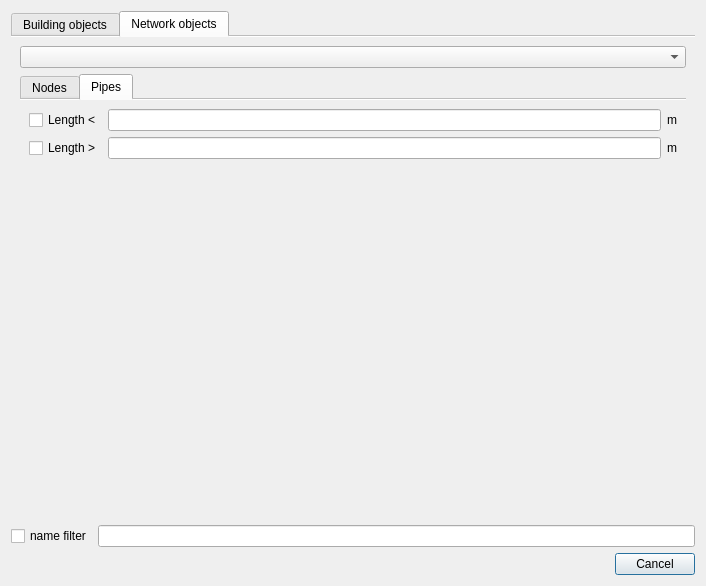
First picture: the form in SIM-VICUS/src/SVSmartSelectDialog.ui, repository Brockaaa/SIM-VICUS, before the edit.
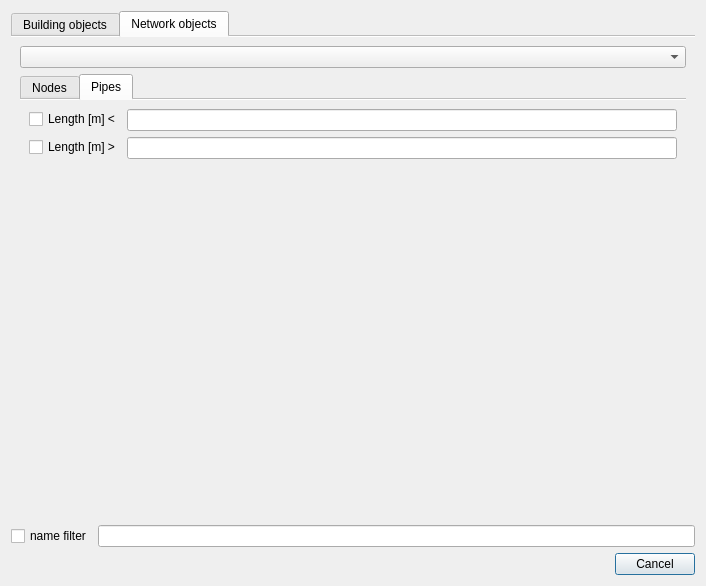
Second picture: the form after the edit. The open tabs and pages were chosen to show the change. Icons and pictures are not drawn. Custom widgets are drawn as their Qt base class.

The edit to the form file:
```diff
--- a/SIM-VICUS/src/SVSmartSelectDialog.ui
+++ b/SIM-VICUS/src/SVSmartSelectDialog.ui
@@ -210,54 +210,27 @@
           <attribute name="title">
            <string>Pipes</string>
           </attribute>
-          <layout class="QGridLayout" name="gridLayout_2">
+          <layout class="QFormLayout" name="formLayout">
            <item row="0" column="0">
             <widget class="QCheckBox" name="checkBoxLengthBelow">
              <property name="text">
-              <string>Length &lt;</string>
+              <string>Length [m] &lt;</string>
              </property>
             </widget>
            </item>
            <item row="0" column="1">
             <widget class="QtExt::ValidatingLineEdit" name="lineEditLengthBelow"/>
            </item>
-           <item row="0" column="2">
-            <widget class="QLabel" name="label_5">
-             <property name="text">
-              <string>m</string>
-             </property>
-            </widget>
-           </item>
            <item row="1" column="0">
             <widget class="QCheckBox" name="checkBoxLengthAbove">
              <property name="text">
-              <string>Length &gt;</string>
+              <string>Length [m] &gt;</string>
              </property>
             </widget>
            </item>
            <item row="1" column="1">
             <widget class="QtExt::ValidatingLineEdit" name="lineEditLengthAbove"/>
            </item>
-           <item row="1" column="2">
-            <widget class="QLabel" name="label_6">
-             <property name="text">
-              <string>m</string>
-             </property>
-            </widget>
-           </item>
-           <item row="2" column="1">
-            <spacer name="verticalSpacer_2">
-             <property name="orientation">
-              <enum>Qt::Vertical</enum>
-             </property>
-             <property name="sizeHint" stdset="0">
-              <size>
-               <width>20</width>
-               <height>314</height>
-              </size>
-             </property>
-            </spacer>
-           </item>
           </layout>
          </widget>
         </widget>
```
Left out of the diff: 33 changed lines with no effect on the pictures.
